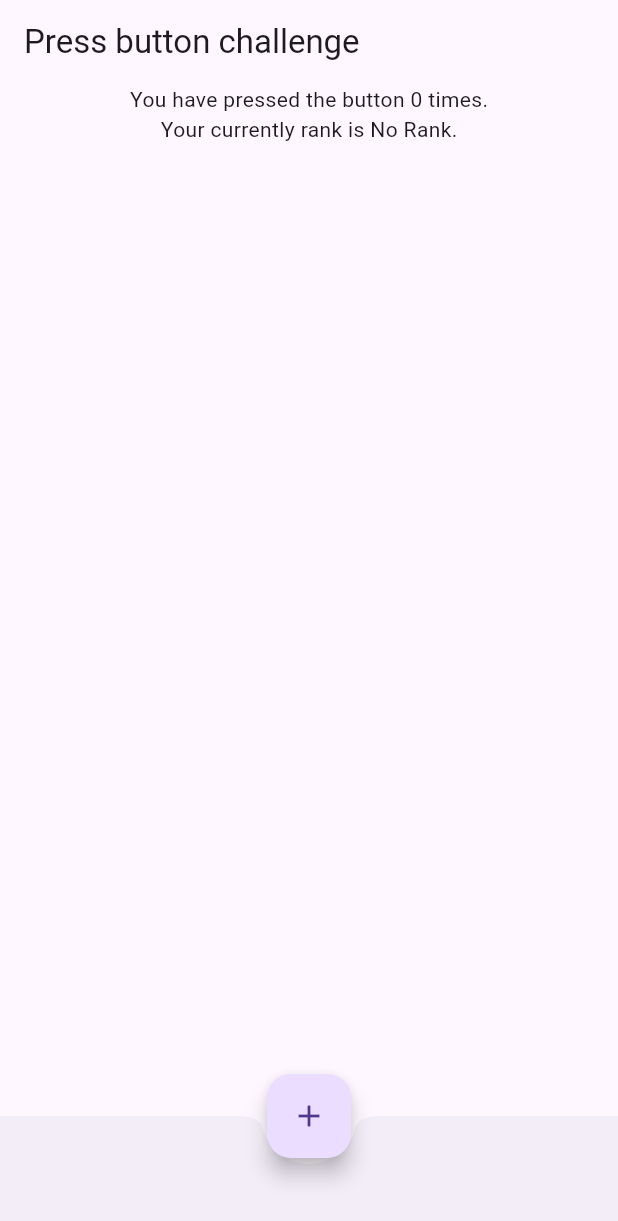
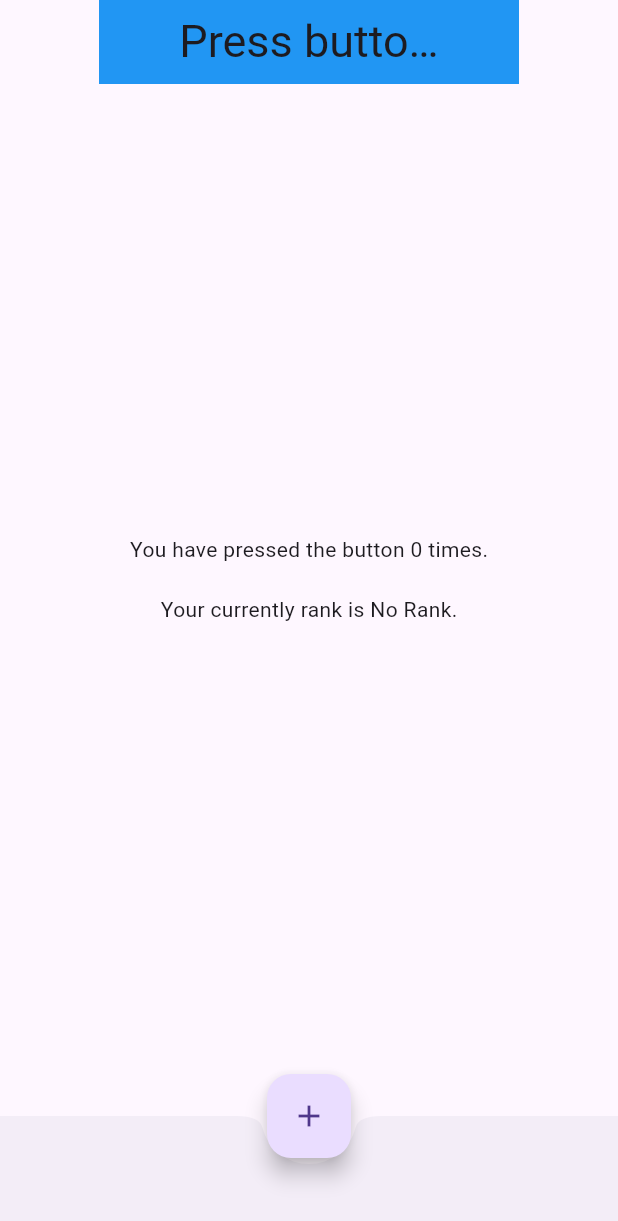
Before and after one commit to dattruong2112/tma-training, a Flutter app: the screen it shows after launch, on a phone screen of 412 x 824 dp. Shown: the top 1221 px of the screen. Run offline on Flutter 3.47's test engine with Material 3 defaults, Android fonts, the phone set to English and light mode, and no system bars.

Commit message:
commit change statefulWidgetDemo1

```diff
--- a/training-widget/lib/statefulWidgetDemo1.dart
+++ b/training-widget/lib/statefulWidgetDemo1.dart
@@ -28,12 +28,26 @@ class _ScaffoldAppState extends State<ScaffoldApp> {
     _updateRank();
     return Scaffold(
       appBar: AppBar(
-        title: const Text('Press button challenge'),
+        title: Container(
+          alignment: Alignment.topCenter,
+          decoration: BoxDecoration(
+            color: Colors.blue[500],
+            ),
+          padding: EdgeInsets.all(50),
+          margin: EdgeInsets.all(50),
+          child: Text(
+            'Press button challenge',
+             style: TextStyle(fontSize: 30),
+              textAlign: TextAlign.center,
+              ),
+        )
       ),
       body: Center(
         child: Column(
           children: [
+            const SizedBox(height: 300,),
             Text('You have pressed the button $_count times.'),
+            Padding(padding: EdgeInsets.only(top: 20)),
             Text('Your currently rank is $_rank.'),
             ]
           ),
```
